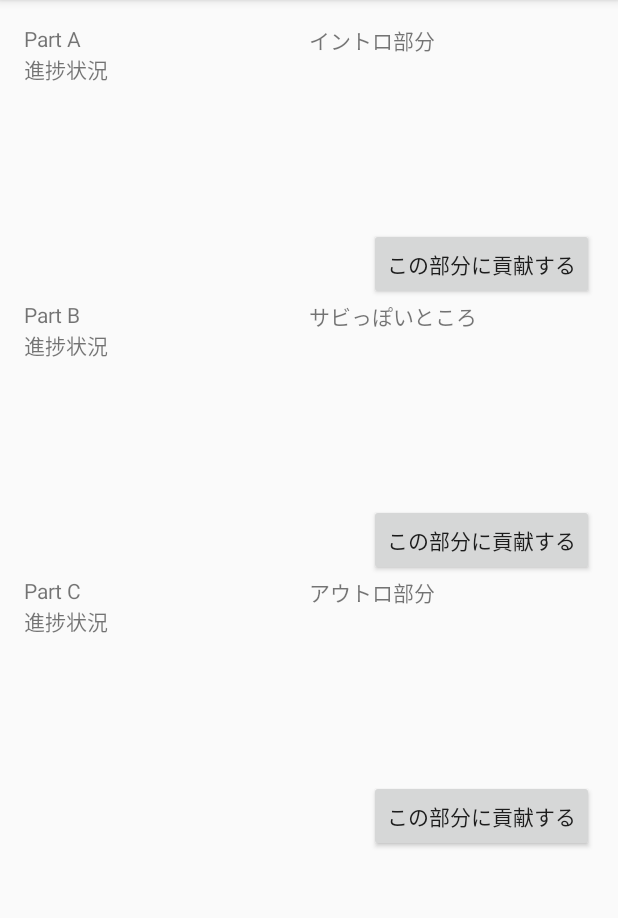
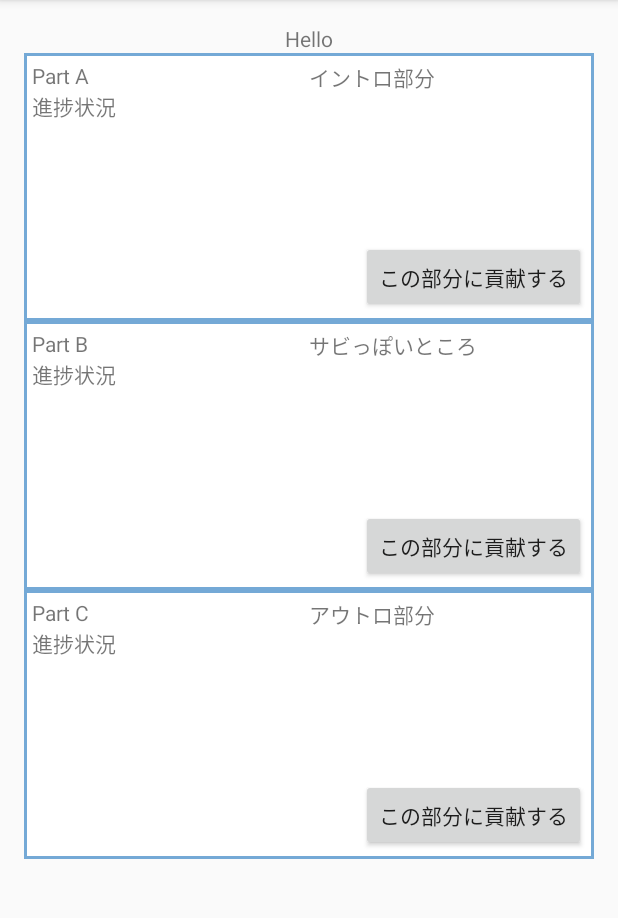
Before and after one commit to sigmasigma/Musico, an Android app: the SelectActivity screen opened directly, with no data from a screen before it, on a phone screen of 412 x 824 dp, the part 84-1002 px from its top. Run offline under Robolectric (Android 15) with nearby library versions, the phone set to English and light mode, and no system bars; libraries missing offline, so code that uses them is left out: com.parse; 7 statements that could not run were skipped.

Commit message:
ユーザー情報取得とボタンの実装に入った。

```diff
--- a/app/src/main/java/com/example/gushimakota/musico/SplashActivity.java
+++ b/app/src/main/java/com/example/gushimakota/musico/SplashActivity.java
@@ -37,7 +37,6 @@ public class SplashActivity extends AppCompatActivity {
                         startActivity(intent);
                     }
                 });
-
             }
         };
         t.start();
--- /dev/null
+++ b/app/src/main/res/drawable/frame.xml
@@ -0,0 +1,6 @@
+<?xml version="1.0" encoding="utf-8"?>
+<shape xmlns:android="http://schemas.android.com/apk/res/android"
+    android:shape="rectangle">
+    <solid android:color="#FFFFFF"/>
+    <stroke android:width="2dp" android:color="#74A9D6" />
+</shape>
--- a/app/src/main/res/layout/activity_select.xml
+++ b/app/src/main/res/layout/activity_select.xml
@@ -14,11 +14,20 @@
         android:layout_width="match_parent"
         android:layout_height="match_parent">
 
+        <TextView
+            android:layout_width="wrap_content"
+            android:layout_height="wrap_content"
+            android:text="Hello"
+            android:id="@+id/userText"
+            android:layout_gravity="center" />
+
         <LinearLayout
             android:orientation="horizontal"
             android:layout_width="match_parent"
             android:layout_height="0dp"
-            android:layout_weight="1">
+            android:layout_weight="1"
+            android:background="@drawable/frame"
+            android:padding="5dp">
 
             <LinearLayout
                 android:orientation="vertical"
@@ -62,7 +71,8 @@
                     android:layout_height="wrap_content"
                     android:text="この部分に貢献する"
                     android:id="@+id/aButton"
-                    android:layout_gravity="bottom|right" />
+                    android:layout_gravity="bottom|right"
+                    android:onClick="onClickA" />
             </LinearLayout>
         </LinearLayout>
 
@@ -70,7 +80,9 @@
             android:orientation="horizontal"
             android:layout_width="match_parent"
             android:layout_height="0dp"
-            android:layout_weight="1" >
+            android:layout_weight="1"
+            android:background="@drawable/frame"
+            android:padding="5dp">
         <LinearLayout
             android:orientation="vertical"
             android:layout_width="0dp"
@@ -113,7 +125,8 @@
                 android:layout_height="wrap_content"
                 android:text="この部分に貢献する"
                 android:id="@+id/bButton"
-                    android:layout_gravity="bottom|right" />
+                    android:layout_gravity="bottom|right"
+                    android:onClick="onClickB" />
             </LinearLayout>
 
         </LinearLayout>
@@ -122,7 +135,9 @@
             android:orientation="horizontal"
             android:layout_width="match_parent"
             android:layout_height="0dp"
-            android:layout_weight="1" >
+            android:layout_weight="1"
+            android:background="@drawable/frame"
+            android:padding="5dp">
             <LinearLayout
                 android:orientation="vertical"
                 android:layout_width="0dp"
@@ -165,7 +180,8 @@
                     android:layout_height="wrap_content"
                     android:text="この部分に貢献する"
                     android:id="@+id/cButton"
-                    android:layout_gravity="bottom|right" />
+                    android:layout_gravity="bottom|right"
+                    android:onClick="onClickC" />
             </LinearLayout>
 
         </LinearLayout>
```
Also changed, not shown: app/src/main/java/com/example/gushimakota/musico/SelectActivity.java (+100 -10 lines), 1 other file.
